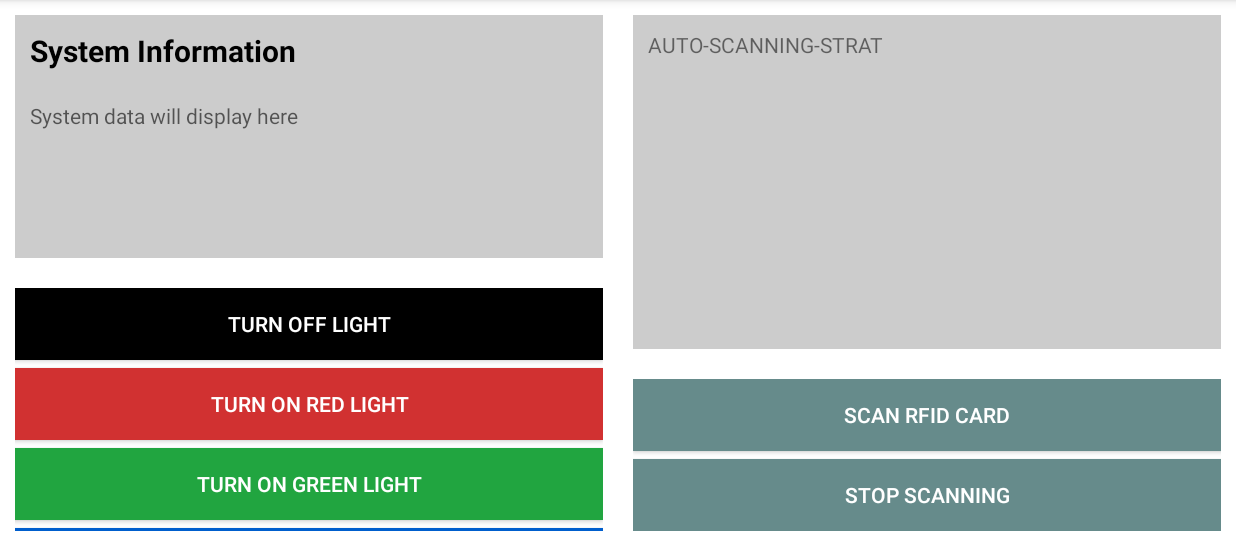
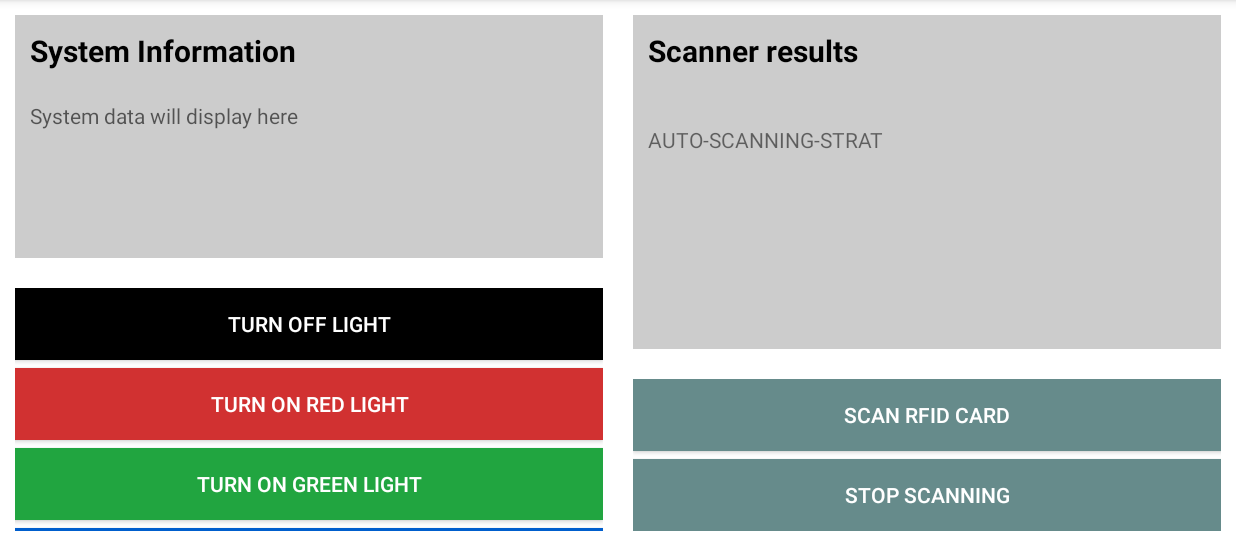
Before and after one commit to ChathuraHettiarachchi/SIBO_RFScanner_LED, an Android app: the screen it shows after launch (MainActivity), after a tap on "SCAN RFID CARD", on a phone screen of 824 x 412 dp (held sideways), the part 72-618 px from its top. Run offline under Robolectric (Android 15) with nearby library versions, the phone set to English and light mode, and no system bars; 5 statements that could not run were skipped.

Commit message:
- Fixed minor issues

```diff
--- a/app/src/main/java/com/chootdev/rfidreader/MainActivity.java
+++ b/app/src/main/java/com/chootdev/rfidreader/MainActivity.java
@@ -108,21 +108,25 @@ public class MainActivity extends AppCompatActivity implements RFIDScanner.RFIDS
             RFIDScanner.init(this, this, ((Application) getApplication()))
                     .enableAutoReading();
 
-            edtCardInfo.append("AUTO-SCANNING-STRAT\n");
+            edtCardInfo.append("\nAUTO-SCANNING-STRAT\n\n");
+
+            scroll.post(() -> scroll.fullScroll(View.FOCUS_DOWN));
         });
 
         btnStopScanning.setOnClickListener(view -> {
             RFIDScanner.init(this, this, ((Application) getApplication()))
                     .turnOffAutoReading();
 
-            edtCardInfo.append("AUTO-SCANNING-STOPED\n");
+            edtCardInfo.append("\nAUTO-SCANNING-STOPED\n");
+
+            scroll.post(() -> scroll.fullScroll(View.FOCUS_DOWN));
         });
     }
 
     @Override
     public void onRFIDScannerCatchCard(String content) {
         if (count == 0)
-            edtCardInfo.setText("Scanned card inf0\n\n"+(++count)+". "+content+"\n");
+            edtCardInfo.setText("Scanned card infomation,\n\n"+(++count)+". "+content+"\n");
         else
             edtCardInfo.append((++count)+". "+content+"\n");
 
--- a/app/src/main/res/layout/activity_main.xml
+++ b/app/src/main/res/layout/activity_main.xml
@@ -125,13 +125,28 @@
                     android:layout_width="match_parent"
                     android:layout_height="match_parent"
                     android:layout_above="@+id/lay"
-                    android:orientation="horizontal">
+                    android:orientation="vertical">
+
+                    <TextView
+                        android:layout_width="match_parent"
+                        android:layout_height="wrap_content"
+                        android:text="Scanner results"
+                        android:textStyle="bold"
+                        android:textSize="20sp"
+                        android:textColor="#000"
+                        android:padding="10dp"
+                        android:layout_marginLeft="10dp"
+                        android:layout_marginRight="10dp"
+                        android:layout_marginTop="10dp"
+                        android:background="#ccc"/>
 
                     <ScrollView
                         android:id="@+id/scroll"
                         android:layout_width="match_parent"
                         android:layout_height="match_parent"
-                        android:layout_margin="10dp"
+                        android:layout_marginBottom="10dp"
+                        android:layout_marginRight="10dp"
+                        android:layout_marginLeft="10dp"
                         android:layout_weight="1"
                         android:background="#ccc">
 
@@ -145,7 +160,7 @@
                             android:focusable="false"
                             android:focusableInTouchMode="false"
                             android:gravity="top"
-                            android:hint="Scanned card information"
+                            android:hint="Please tap a card to scan."
                             android:inputType="textMultiLine"
                             android:padding="10dp" />
                     </ScrollView>
```
